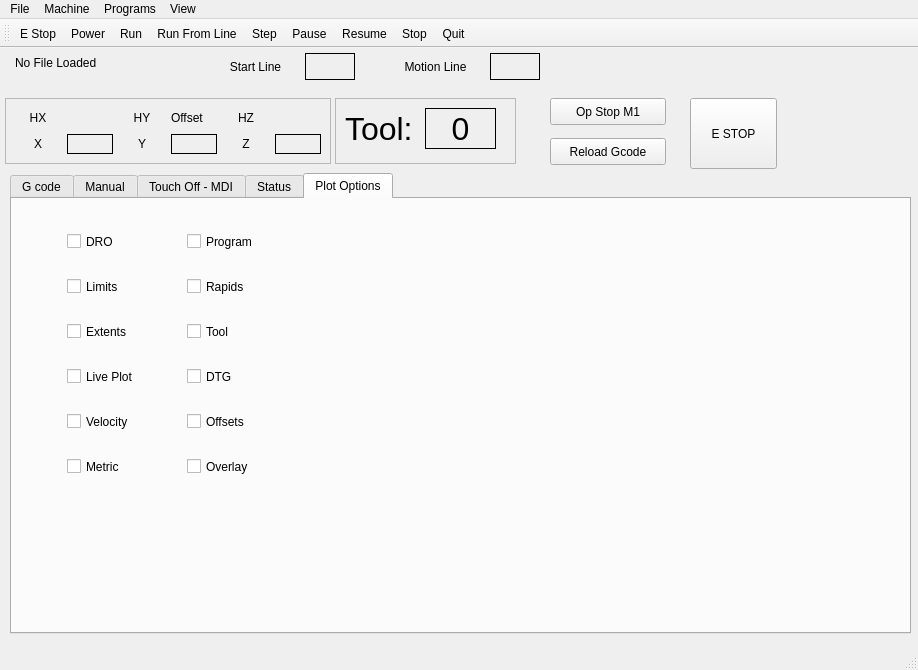
This is examples/mill_3_plot/mill_3_plot.ui in jethornton/flexgui as Qt 5 draws it before an edit. The edited form follows.
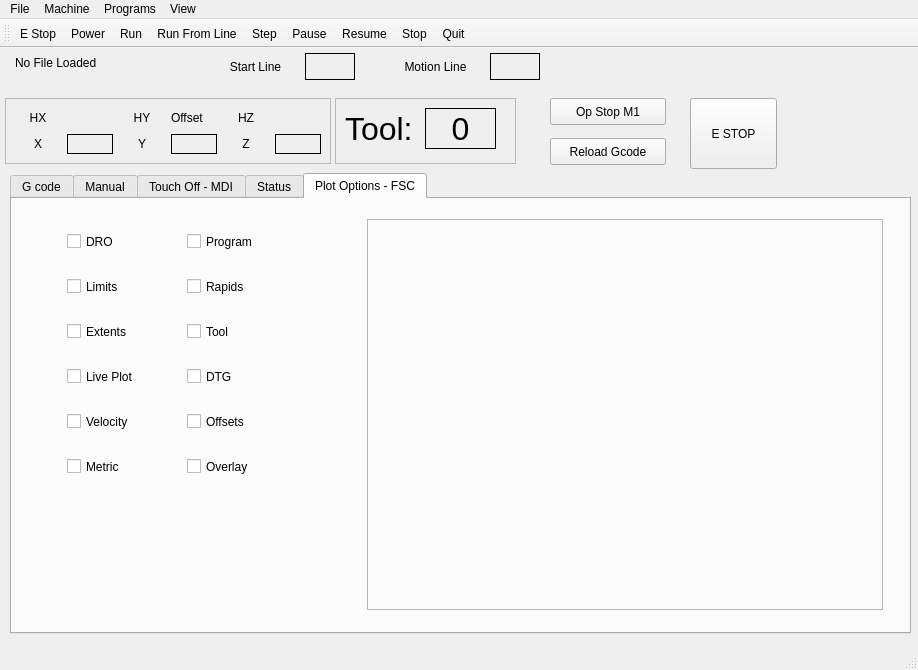
This is the edited form. The open tabs and pages were chosen to show the change.

The edit to the form file:
```diff
--- a/examples/mill_3_plot/mill_3_plot.ui
+++ b/examples/mill_3_plot/mill_3_plot.ui
@@ -2278,7 +2278,7 @@
     </widget>
     <widget class="QWidget" name="tab">
      <attribute name="title">
-      <string>Plot Options</string>
+      <string>Plot Options - FSC</string>
      </attribute>
      <widget class="QCheckBox" name="view_limits_cb">
       <property name="geometry">
@@ -2487,6 +2487,22 @@
        <bool>false</bool>
       </property>
      </widget>
+     <widget class="QFrame" name="fsc_container">
+      <property name="geometry">
+       <rect>
+        <x>355</x>
+        <y>20</y>
+        <width>516</width>
+        <height>391</height>
+       </rect>
+      </property>
+      <property name="frameShape">
+       <enum>QFrame::StyledPanel</enum>
+      </property>
+      <property name="frameShadow">
+       <enum>QFrame::Raised</enum>
+      </property>
+     </widget>
     </widget>
    </widget>
    <widget class="QPushButton" name="optional_stop_pb">
```
